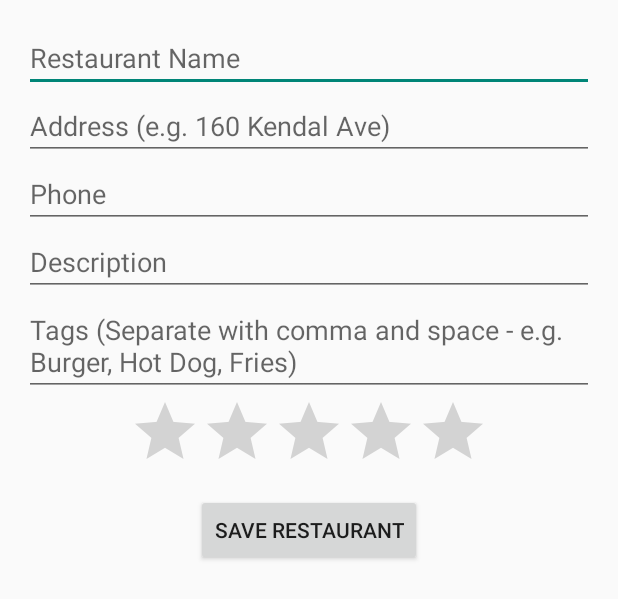
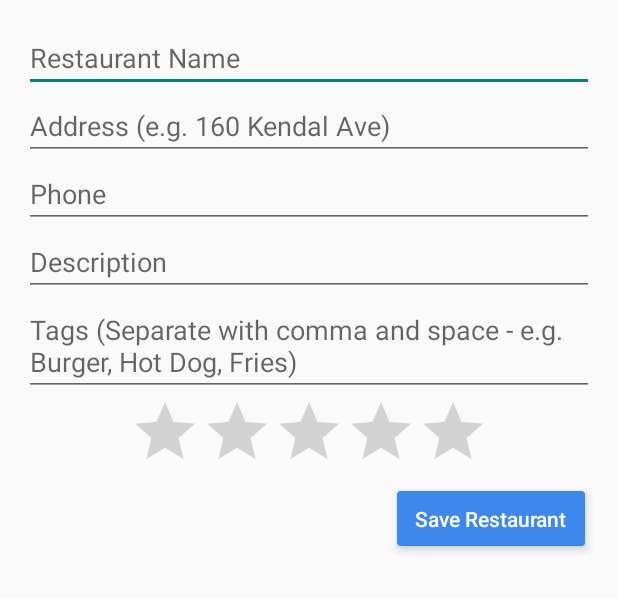
Before and after one commit to ThanasiG/Material-Restaurant-Guide, an Android app: the layout activity_edit_restaurant.xml on its own in the app's theme, with its tools: preview values and no code run, on a phone screen of 412 x 824 dp. Shown: the top 599 px of the screen. Run offline under Robolectric (Android 15) with nearby library versions, the phone set to English and light mode, and no system bars.

Commit message:
Call button added/implemented. Custom cardview buttons for updating restaurant and editing restaurant with a material design style to them. Also some general cleanup and taking editrestaurant fragment xml view out of "testing mode" (hid fields again, to only show when a restaurant is selected, otherwise will show the empty/no-selection fragment, like it should for production and non-testing mode).

```diff
--- a/MaterialRestaurantGuide/app/src/main/java/ca/thanasi/materialrestaurantguide/EditRestaurantActivity.java
+++ b/MaterialRestaurantGuide/app/src/main/java/ca/thanasi/materialrestaurantguide/EditRestaurantActivity.java
@@ -3,6 +3,8 @@ package ca.thanasi.materialrestaurantguide;
 import android.app.Activity;
 import android.content.Intent;
 import android.os.Bundle;
+import android.telephony.PhoneNumberFormattingTextWatcher;
+import android.telephony.PhoneNumberUtils;
 import android.text.TextUtils;
 import android.view.View;
 import android.widget.Button;
@@ -48,7 +50,7 @@ public class EditRestaurantActivity extends Activity {
             ((RatingBar) findViewById(R.id.ratingBar)).setRating(restaurant.rating);
         }
 
-        ((Button) findViewById(R.id.btnUpdateRestaurant)).setOnClickListener(new View.OnClickListener() {
+        (findViewById(R.id.btnUpdateRestaurant)).setOnClickListener(new View.OnClickListener() {
             @Override
             public void onClick(View view) {
                 String restaurantName = ((EditText) context.findViewById(R.id.txtCreateRestaurant)).getText().toString();
@@ -57,6 +59,8 @@ public class EditRestaurantActivity extends Activity {
                 String restaurantDesc = ((EditText) context.findViewById(R.id.txtDesc)).getText().toString();
                 String restaurantTags = ((EditText) context.findViewById(R.id.txtTags)).getText().toString();
                 float restaurantRating = ((RatingBar) findViewById(R.id.ratingBar)).getRating();
+
+
 
                 String[] tags = restaurantTags.split(", ");
 
--- a/MaterialRestaurantGuide/app/src/main/java/ca/thanasi/materialrestaurantguide/NavigationDrawerFragment.java
+++ b/MaterialRestaurantGuide/app/src/main/java/ca/thanasi/materialrestaurantguide/NavigationDrawerFragment.java
@@ -6,7 +6,7 @@ import android.support.v7.app.ActionBarActivity;
 import android.app.Activity;
 import android.support.v7.app.ActionBar;
 import android.support.v4.app.Fragment;
-import android.support.v7.app.ActionBarDrawerToggle;
+import android.support.v4.app.ActionBarDrawerToggle;
 import android.support.v4.view.GravityCompat;
 import android.support.v4.widget.DrawerLayout;
 import android.content.SharedPreferences;
@@ -15,7 +15,6 @@ import android.os.Bundle;
 import android.preference.PreferenceManager;
 import android.support.v7.app.AlertDialog;
 import android.support.v7.app.AppCompatActivity;
-import android.support.v7.widget.Toolbar;
 import android.util.Log;
 import android.view.LayoutInflater;
 import android.view.Menu;
@@ -161,7 +160,7 @@ public class NavigationDrawerFragment extends Fragment {
         mDrawerToggle = new ActionBarDrawerToggle(
                 getActivity(),                    /* host Activity */
                 mDrawerLayout,                    /* DrawerLayout object */
-                (Toolbar)getActivity().findViewById(R.id.toolbar),             /* nav drawer image to replace 'Up' caret */
+                R.mipmap.ic_action_menu,             /* nav drawer image to replace 'Up' caret */
                 R.string.navigation_drawer_open,  /* "open drawer" description for accessibility */
                 R.string.navigation_drawer_close  /* "close drawer" description for accessibility */
         ) {
--- a/MaterialRestaurantGuide/app/src/main/res/layout/activity_edit_restaurant.xml
+++ b/MaterialRestaurantGuide/app/src/main/res/layout/activity_edit_restaurant.xml
@@ -58,16 +58,32 @@
             android:id="@+id/ratingBar"
             android:layout_gravity="center_horizontal" />
 
-        <Button
+        <android.support.v7.widget.CardView
+            android:id="@+id/btnUpdateRestaurant"
+            xmlns:android="http://schemas.android.com/apk/res/android"
+            xmlns:card_view="http://schemas.android.com/apk/res-auto"
             android:layout_width="wrap_content"
             android:layout_height="wrap_content"
-            android:text="@string/btnUpdateRestaurant"
-            android:id="@+id/btnUpdateRestaurant"
-            android:layout_below="@+id/txtCreateRestaurant"
-            android:layout_centerHorizontal="true"
-            android:layout_marginTop="8dp"
-            android:layout_gravity="center_horizontal" />
+            android:clickable="true"
+            android:foreground="?android:attr/selectableItemBackground"
+            android:layout_gravity="bottom|right"
+            card_view:cardBackgroundColor="#3D88EC"
+            card_view:cardCornerRadius="2dp"
+            android:layout_margin="6dp"
+            card_view:cardElevation="4dp">
 
+            <TextView android:id="@+id/txtBtnMap"
+                android:layout_width="wrap_content"
+                android:layout_height="wrap_content"
+                android:paddingTop="8.5dp"
+                android:paddingBottom="8.5dp"
+                android:paddingLeft="12dp"
+                android:paddingRight="12dp"
+                android:textColor="#FFFFFF"
+                android:fontFamily="sans-serif-medium"
+                android:text="Save Restaurant" />
+
+        </android.support.v7.widget.CardView>
 
 
     </LinearLayout>
--- a/MaterialRestaurantGuide/app/src/main/res/values-v21/styles.xml
+++ b/MaterialRestaurantGuide/app/src/main/res/values-v21/styles.xml
@@ -5,8 +5,9 @@
         <!-- Customize your theme here. -->
     </style>
 
-    <style name="ToolbarTheme" parent="Theme.AppCompat">
+    <style name="ToolbarTheme" parent="Theme.AppCompat.Light">
         <item name="android:textColorPrimary">@color/abc_primary_text_material_dark</item>
+        <item name="android:textColor">@color/abc_primary_text_material_light</item>
         <item name="android:actionMenuTextColor">@color/abc_primary_text_material_light</item>
         <item name="android:textColorSecondary">@color/abc_secondary_text_material_dark</item>
 
--- a/MaterialRestaurantGuide/app/src/main/res/values/styles.xml
+++ b/MaterialRestaurantGuide/app/src/main/res/values/styles.xml
@@ -5,8 +5,9 @@
         <!-- Customize your theme here. -->
     </style>
 
-    <style name="ToolbarTheme" parent="Theme.AppCompat">
+    <style name="ToolbarTheme" parent="Theme.AppCompat.Light">
         <item name="android:textColorPrimary">@color/abc_primary_text_material_dark</item>
+        <item name="android:textColor">@color/abc_primary_text_material_light</item>
         <item name="android:actionMenuTextColor">@color/abc_primary_text_material_light</item>
         <item name="android:textColorSecondary">@color/abc_secondary_text_material_dark</item>
 
--- a/MaterialRestaurantGuide/build.gradle
+++ b/MaterialRestaurantGuide/build.gradle
@@ -5,7 +5,7 @@ buildscript {
         jcenter()
     }
     dependencies {
-        classpath 'com.android.tools.build:gradle:1.1.0'
+        classpath 'com.android.tools.build:gradle:1.2.3'
 
         // NOTE: Do not place your application dependencies here; they belong
         // in the individual module build.gradle files
```
Also changed, not shown: MaterialRestaurantGuide/app/src/main/java/ca/thanasi/materialrestaurantguide/MainActivity.java (+12 -2 lines), MaterialRestaurantGuide/app/src/main/res/layout/activity_main.xml (+70 -22 lines), MaterialRestaurantGuide/app/src/main/res/mipmap-hdpi/ic_dialer_blue.png (added), MaterialRestaurantGuide/app/src/main/res/mipmap-mdpi/ic_dialer_blue.png (added), MaterialRestaurantGuide/app/src/main/res/mipmap-xhdpi/ic_dialer_blue.png (added), MaterialRestaurantGuide/app/src/main/res/mipmap-xxhdpi/ic_dialer_blue.png (added), MaterialRestaurantGuide/app/src/main/res/mipmap-xxxhdpi/ic_dialer_blue.png (added), 2 other files.
